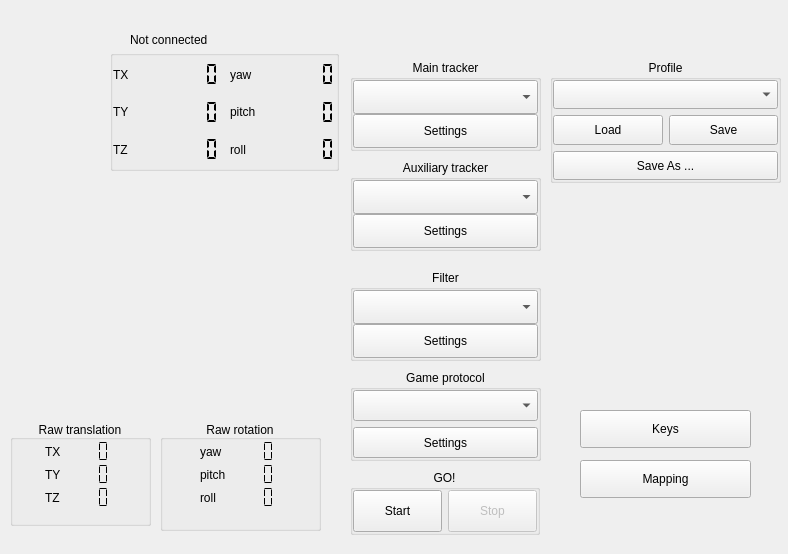
First picture: the form in facetracknoir/facetracknoir.ui, repository opentrack/opentrack, before the edit.
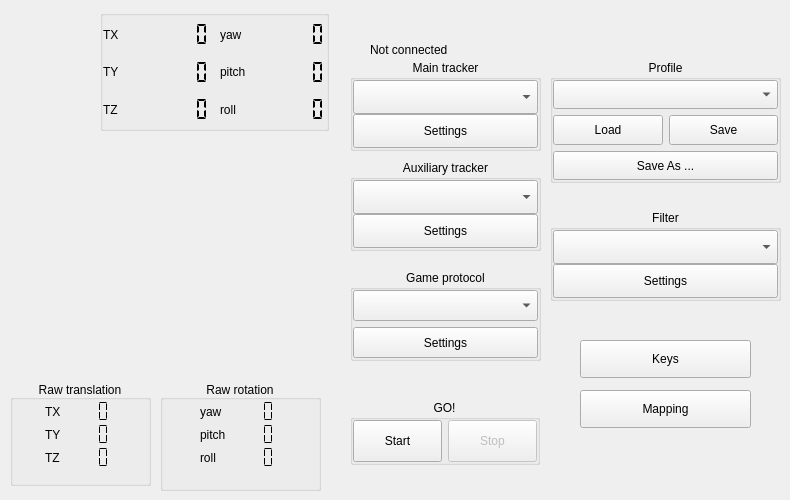
Second picture: the form after the edit. Icons and pictures are not drawn. Custom widgets are drawn as their Qt base class.

Patch:
```diff
--- a/facetracknoir/facetracknoir.ui
+++ b/facetracknoir/facetracknoir.ui
@@ -10,8 +10,8 @@
    <rect>
     <x>0</x>
     <y>0</y>
-    <width>788</width>
-    <height>554</height>
+    <width>790</width>
+    <height>500</height>
    </rect>
   </property>
   <property name="sizePolicy">
@@ -82,8 +82,8 @@
    <widget class="QFrame" name="video_frame">
     <property name="geometry">
      <rect>
-      <x>5</x>
-      <y>170</y>
+      <x>10</x>
+      <y>130</y>
       <width>320</width>
       <height>240</height>
      </rect>
@@ -113,7 +113,7 @@
      <property name="geometry">
       <rect>
        <x>0</x>
-       <y>-10</y>
+       <y>0</y>
        <width>320</width>
        <height>240</height>
       </rect>
@@ -141,8 +141,8 @@
    <widget class="QGroupBox" name="groupBox4logo">
     <property name="geometry">
      <rect>
-      <x>110</x>
-      <y>50</y>
+      <x>100</x>
+      <y>10</y>
       <width>229</width>
       <height>121</height>
      </rect>
@@ -516,8 +516,8 @@
    <widget class="GLWidget" name="pose_display" native="true">
     <property name="geometry">
      <rect>
-      <x>20</x>
-      <y>50</y>
+      <x>10</x>
+      <y>20</y>
       <width>81</width>
       <height>100</height>
      </rect>
@@ -545,7 +545,7 @@
     <property name="geometry">
      <rect>
       <x>350</x>
-      <y>370</y>
+      <y>270</y>
       <width>191</width>
       <height>91</height>
      </rect>
@@ -631,7 +631,7 @@
     <property name="geometry">
      <rect>
       <x>580</x>
-      <y>460</y>
+      <y>390</y>
       <width>171</width>
       <height>38</height>
      </rect>
@@ -677,9 +677,9 @@
    <widget class="QLabel" name="game_name">
     <property name="geometry">
      <rect>
-      <x>130</x>
-      <y>30</y>
-      <width>651</width>
+      <x>370</x>
+      <y>40</y>
+      <width>411</width>
       <height>20</height>
      </rect>
     </property>
@@ -702,9 +702,9 @@
    <widget class="QGroupBox" name="groupFilter">
     <property name="geometry">
      <rect>
-      <x>350</x>
-      <y>270</y>
-      <width>191</width>
+      <x>550</x>
+      <y>210</y>
+      <width>231</width>
       <height>91</height>
      </rect>
     </property>
@@ -868,9 +868,9 @@
    <widget class="QLabel" name="cameraName">
     <property name="geometry">
      <rect>
-      <x>130</x>
-      <y>0</y>
-      <width>651</width>
+      <x>370</x>
+      <y>10</y>
+      <width>411</width>
       <height>25</height>
      </rect>
     </property>
@@ -980,7 +980,7 @@
     <property name="geometry">
      <rect>
       <x>350</x>
-      <y>470</y>
+      <y>400</y>
       <width>190</width>
       <height>65</height>
      </rect>
@@ -1060,7 +1060,7 @@
     <property name="geometry">
      <rect>
       <x>580</x>
-      <y>410</y>
+      <y>340</y>
       <width>171</width>
       <height>38</height>
      </rect>
@@ -1228,7 +1228,7 @@
     <property name="geometry">
      <rect>
       <x>10</x>
-      <y>420</y>
+      <y>380</y>
       <width>141</width>
       <height>106</height>
      </rect>
@@ -1468,7 +1468,7 @@
     <property name="geometry">
      <rect>
       <x>160</x>
-      <y>420</y>
+      <y>380</y>
       <width>161</width>
       <height>111</height>
      </rect>
```
